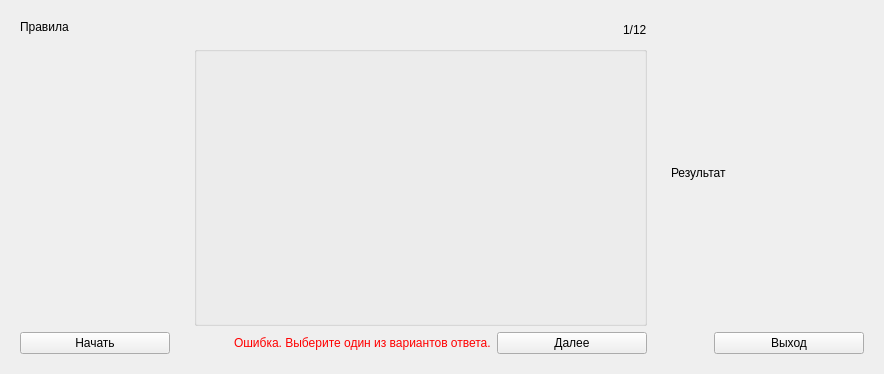
ArtemKuznetsov95/simulator, file src/Control/Form/controlmode_form.ui: the form before one commit.
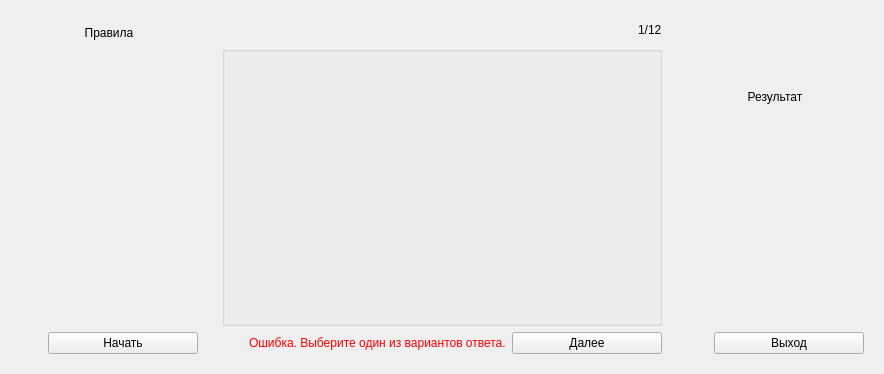
The form after the commit.

Patch:
```diff
--- a/src/Control/Form/controlmode_form.ui
+++ b/src/Control/Form/controlmode_form.ui
@@ -25,9 +25,18 @@
      <layout class="QVBoxLayout" name="verticalLayout">
       <item>
        <widget class="QLabel" name="m_label">
+        <property name="sizePolicy">
+         <sizepolicy hsizetype="Expanding" vsizetype="Expanding">
+          <horstretch>0</horstretch>
+          <verstretch>0</verstretch>
+         </sizepolicy>
+        </property>
         <property name="text">
          <string>Правила</string>
         </property>
+        <property name="alignment">
+         <set>Qt::AlignCenter</set>
+        </property>
        </widget>
       </item>
       <item>
@@ -44,6 +53,21 @@
        </spacer>
       </item>
       <item>
+       <layout class="QHBoxLayout" name="horizontalLayout_5">
+        <item>
+         <spacer name="horizontalSpacer_4">
+          <property name="orientation">
+           <enum>Qt::Horizontal</enum>
+          </property>
+          <property name="sizeHint" stdset="0">
+           <size>
+            <width>40</width>
+            <height>20</height>
+           </size>
+          </property>
+         </spacer>
+        </item>
+        <item>
        <widget class="QPushButton" name="m_pushButton_start">
         <property name="minimumSize">
          <size>
@@ -57,6 +81,8 @@
        </widget>
       </item>
      </layout>
+      </item>
+     </layout>
     </widget>
    </item>
    <item>
@@ -177,8 +203,24 @@
         <property name="text">
          <string>Результат</string>
         </property>
+        <property name="alignment">
+         <set>Qt::AlignCenter</set>
+        </property>
        </widget>
       </item>
+      <item>
+       <spacer name="verticalSpacer_2">
+        <property name="orientation">
+         <enum>Qt::Vertical</enum>
+        </property>
+        <property name="sizeHint" stdset="0">
+         <size>
+          <width>20</width>
+          <height>40</height>
+         </size>
+        </property>
+       </spacer>
+      </item>
       <item>
        <layout class="QHBoxLayout" name="horizontalLayout_4">
         <item>
```
Lines whose indentation alone changed are shown as unchanged.
